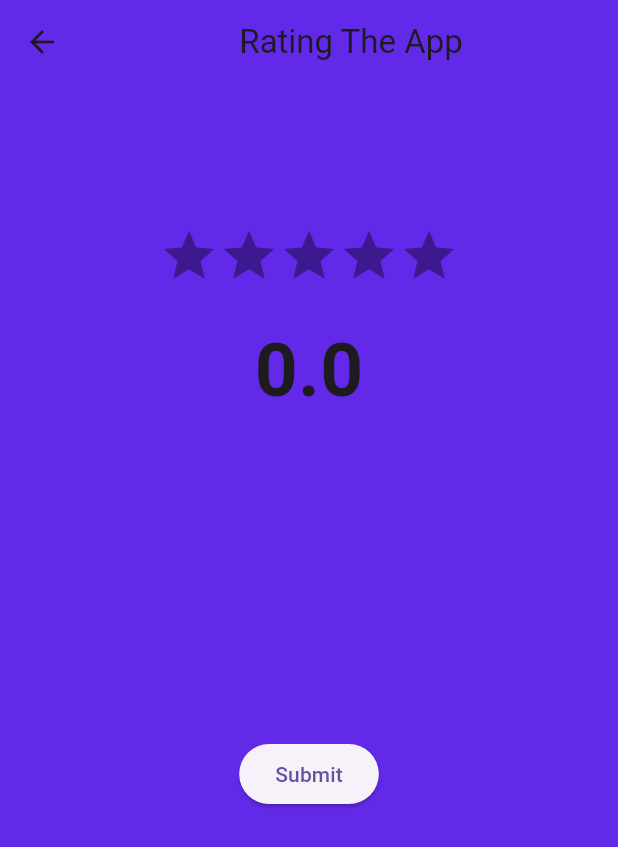
After one commit to MoMo-Sarhan/chatbot, a Flutter app: the RatingPage screen opened directly, on a phone screen of 412 x 824 dp. The commit adds this screen. Shown: the top 847 px of the screen. Run offline on Flutter 3.47's test engine with Material 3 defaults, Android fonts, the phone set to English and light mode, and no system bars; drawn by our look-alikes of flutter_rating_bar; our stand-ins replace google_nav_bar.

Commit message:
adding new packge and create rate screen

```diff
--- a/lib/component/item.dart
+++ b/lib/component/item.dart
@@ -3,6 +3,7 @@
 import 'package:chatbot/main.dart';
 import 'package:chatbot/models/settingItem.dart';
 import 'package:chatbot/screens/setting_pages/Language_page.dart';
+import 'package:chatbot/screens/setting_pages/Rating_Page.dart';
 import 'package:chatbot/screens/setting_pages/change_name_page.dart';
 import 'package:flutter/material.dart';
 
@@ -37,6 +38,10 @@ class _ItemState extends State<Item> {
         this.widget.settingItem.icon_2 = notificationFlag
             ? Icons.toggle_on_rounded
             : Icons.toggle_off_outlined;
+      }
+      if (this.widget.settingItem.text == 'Rate The App') {
+        Navigator.push(
+            context, MaterialPageRoute(builder: (context) => RatingPage()));
       }
     });
   }
--- a/lib/screens/setting_pages/Language_page.dart
+++ b/lib/screens/setting_pages/Language_page.dart
@@ -1,4 +1,4 @@
-// ignore_for_file: prefer_const_constructors
+// ignore_for_file: prefer_const_constructors, non_constant_identifier_names
 
 import 'package:chatbot/component/setting_appbar.dart';
 import 'package:flutter/material.dart';
--- /dev/null
+++ b/lib/screens/setting_pages/Rating_Page.dart
@@ -0,0 +1,63 @@
+// ignore_for_file: prefer_const_constructors
+
+import 'package:chatbot/component/setting_appbar.dart';
+import 'package:flutter/material.dart';
+import 'package:flutter_rating_bar/flutter_rating_bar.dart';
+
+class RatingPage extends StatefulWidget {
+  const RatingPage({super.key});
+
+  @override
+  State<RatingPage> createState() => _RatingPageState();
+}
+
+class _RatingPageState extends State<RatingPage> {
+  double rate = 0;
+  @override
+  Widget build(BuildContext context) {
+    return Scaffold(
+      backgroundColor: Color(0xff6229e8),
+      appBar: SettingAppBar(title: 'Rating The App'),
+      body: Center(
+          child: Column(
+        children: [
+          Spacer(
+            flex: 1,
+          ),
+          RatingBar.builder(
+              initialRating: rate,
+              allowHalfRating: true,
+              direction: Axis.horizontal,
+              itemCount: 5,
+              itemBuilder: (context, _) => Icon(
+                    Icons.star,
+                    color: Colors.amber,
+                  ),
+              onRatingUpdate: (value) {
+                setState(() {
+                  rate = value;
+                });
+              }),
+          Container(
+            padding: EdgeInsets.all(20),
+            child: Text(
+              '${rate}',
+              style: TextStyle(fontSize: 50, fontWeight: FontWeight.bold),
+            ),
+          ),
+          Spacer(
+            flex: 2,
+          ),
+          ElevatedButton(
+              onPressed: () {
+                Navigator.pop(context);
+              },
+              child: Text('Submit')),
+          Spacer(
+            flex: 3,
+          ),
+        ],
+      )),
+    );
+  }
+}
--- a/pubspec.yaml
+++ b/pubspec.yaml
@@ -30,7 +30,7 @@ environment:
 dependencies:
   flutter:
     sdk: flutter
-
+  flutter_rating_bar: ^4.0.0
   # The following adds the Cupertino Icons font to your application.
   # Use with the CupertinoIcons class for iOS style icons.
   cupertino_icons: ^1.0.2
```
Also changed, not shown: pubspec.lock.
